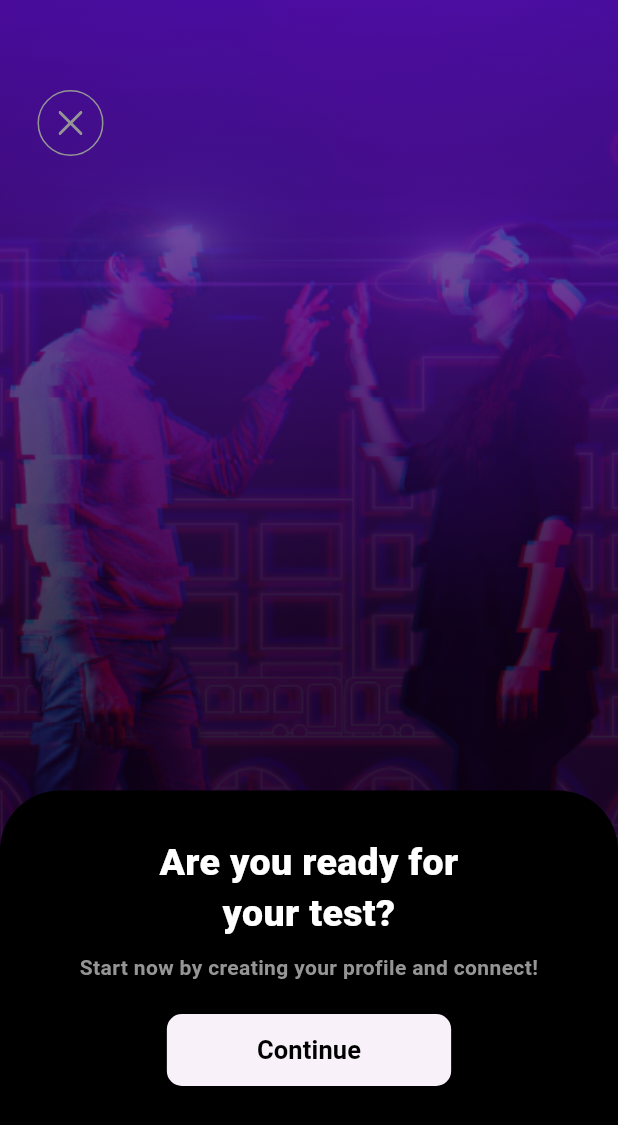
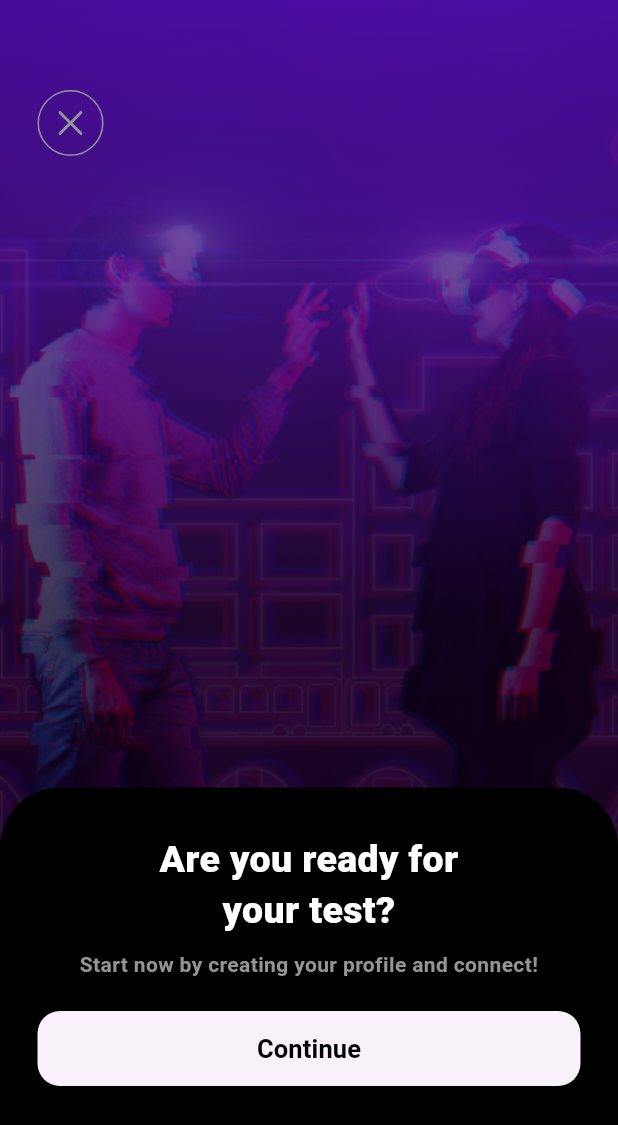
Before and after one commit to Morena96/flutterweb-task, a Flutter app: the screen it shows after launch, on a phone screen of 412 x 824 dp. Shown: the top 1125 px of the screen. Run offline on Flutter 3.47's test engine with Material 3 defaults, Android fonts, the phone set to English and light mode, and no system bars; our stand-ins replace bloc, dartz, flutter_bloc, flutter_svg, go_router; generated files the repository leaves out were written again; project files that could hold a hidden picture were left out.

Commit message:
add onboarding photo page with guidelines

```diff
--- a/lib/app/theme/app_text_style.dart
+++ b/lib/app/theme/app_text_style.dart
@@ -14,6 +14,13 @@ class AppTextStyle {
     fontWeight: FontWeight.w800,
     color: AppColors.white,
     height: 1.36,
+  );
+
+  static const TextStyle white20w800 = TextStyle(
+    fontSize: 20,
+    fontWeight: FontWeight.w800,
+    color: AppColors.white,
+    height: 34 / 20,
   );
 
   static const TextStyle white23w800 = TextStyle(
--- /dev/null
+++ b/lib/app/widgets/app_button_white.dart
@@ -0,0 +1,32 @@
+import 'package:flutter/material.dart';
+import 'package:supono/app/theme/app_text_style.dart';
+
+class AppButtonWhite extends StatelessWidget {
+  const AppButtonWhite({
+    required this.title,
+    required this.onPressed,
+    super.key,
+  });
+  final String title;
+  final VoidCallback onPressed;
+
+  @override
+  Widget build(BuildContext context) {
+    return SizedBox(
+      width: double.infinity,
+      child: ElevatedButton(
+        onPressed: onPressed,
+        style: ElevatedButton.styleFrom(
+          overlayColor: Colors.white,
+          shape:
+              RoundedRectangleBorder(borderRadius: BorderRadius.circular(15)),
+          padding: const EdgeInsets.symmetric(vertical: 15),
+        ),
+        child: Text(
+          title,
+          style: AppTextStyle.black17w700,
+        ),
+      ),
+    );
+  }
+}
--- a/lib/screens/onboarding/splash_page.dart
+++ b/lib/screens/onboarding/splash_page.dart
@@ -2,6 +2,7 @@ import 'package:flutter/material.dart';
 import 'package:supono/app/enums/onboarding.dart';
 import 'package:supono/app/theme/app_colors.dart';
 import 'package:supono/app/theme/app_text_style.dart';
+import 'package:supono/app/widgets/app_button_white.dart';
 import 'package:supono/l10n/l10n.dart';
 import 'package:supono/screens/onboarding/widgets/onboarding_widget.dart';
 
@@ -34,20 +35,9 @@ class SplashPage extends StatelessWidget {
               textAlign: TextAlign.center,
             ),
             const SizedBox(height: 20),
-            ElevatedButton(
+            AppButtonWhite(
+              title: context.l10n.continueT,
               onPressed: () => Onboarding.splash.pushNext(context),
-              style: ElevatedButton.styleFrom(
-                overlayColor: Colors.white,
-                shape: RoundedRectangleBorder(
-                  borderRadius: BorderRadius.circular(10),
-                ),
-                padding:
-                    const EdgeInsets.symmetric(vertical: 14, horizontal: 60),
-              ),
-              child: Text(
-                context.l10n.continueT,
-                style: AppTextStyle.black17w700,
-              ),
             ),
             const SizedBox(height: 70),
           ],
```
Also changed, not shown: lib/screens/onboarding/add_photo_page.dart (+48 -1 lines), assets/icons/tick.svg (added).
